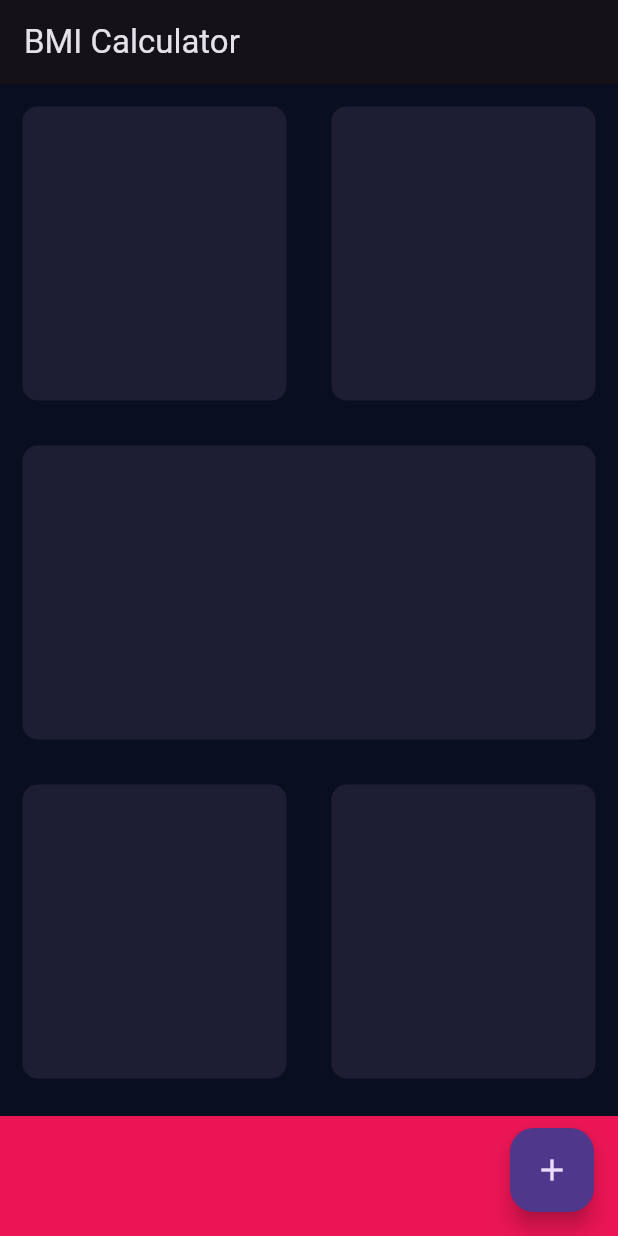
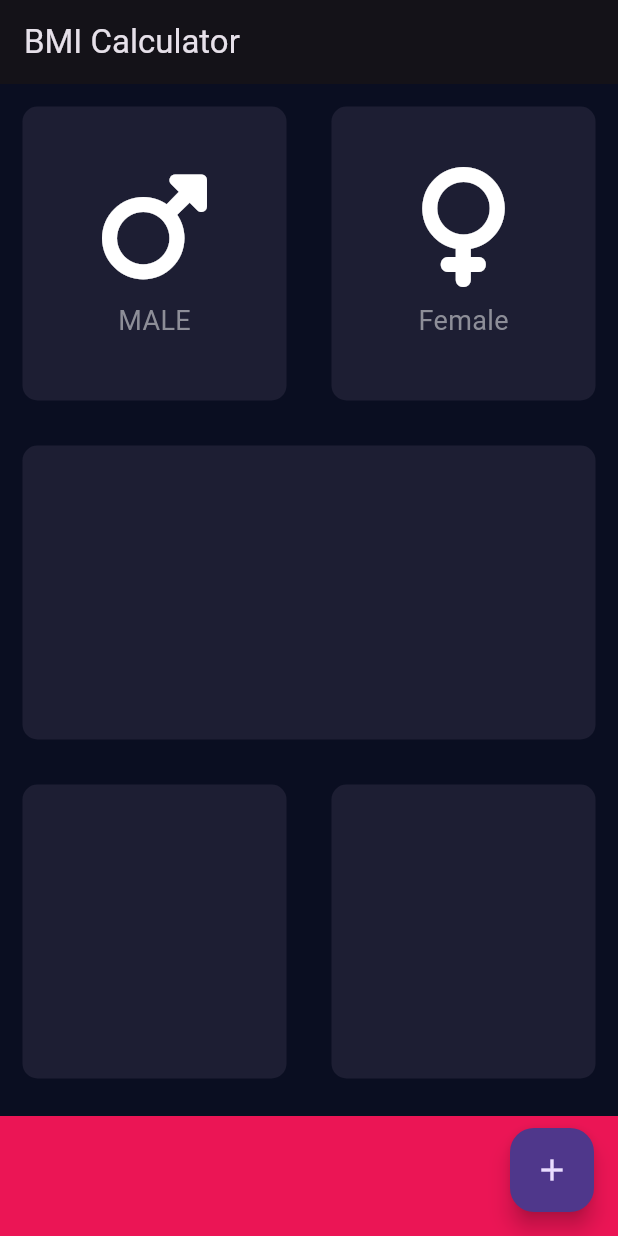
Before and after one commit to Rosy-90/BMICalculaor, a Flutter app: the screen it shows after launch, on a phone screen of 412 x 824 dp. Run offline on Flutter 3.47's test engine with Material 3 defaults, Android fonts, the phone set to English and light mode, and no system bars; our stand-ins replace font_awesome_flutter.

Commit message:
added icon content and reusable card file

```diff
--- /dev/null
+++ b/lib/icon_content.dart
@@ -0,0 +1,32 @@
+import 'package:flutter/material.dart';
+
+const labelTextStyle = TextStyle(
+  fontSize: 18.0,
+  color: Color(0xFF8D8E98));
+
+class IconContent extends StatelessWidget {
+  IconContent({super.key, required this.label, required this.cardIcon});
+
+  String label;
+  IconData cardIcon;
+
+  @override
+  Widget build(BuildContext context) {
+    return Column(
+      mainAxisAlignment: MainAxisAlignment.center,
+      children: [
+        Icon(
+          cardIcon,
+          size: 80,
+        ),
+        const SizedBox(
+          height: 10,
+        ),
+        Text(
+          label,
+          style: labelTextStyle,
+        ),
+      ],
+    );
+  }
+}
--- a/lib/input_page.dart
+++ b/lib/input_page.dart
@@ -1,8 +1,12 @@
+import 'package:bmi_calculator/reusable_card.dart';
 import 'package:flutter/material.dart';
+import 'package:font_awesome_flutter/font_awesome_flutter.dart';
+import 'icon_content.dart';
 
 const bottomHeightConstraint = 80.00;
 const activeCardColour = Color(0xFF1D1E33);
-const bottomContainerColour =Color(0xFFEB1555);
+const bottomContainerColour = Color(0xFFEB1555);
+
 class InputPage extends StatefulWidget {
   @override
   _InputPageState createState() => _InputPageState();
@@ -27,14 +31,24 @@ class _InputPageState extends State<InputPage> {
       //body: Container(
       body: Column(
         children: [
-           const Expanded(
+          Expanded(
             child: Row(
               children: [
                 Expanded(
-                child: ReusableCard(colour: activeCardColour),
+                  child: ReusableCard(
+                    colour: activeCardColour,
+                    cardChild: IconContent(
+                      label: "MALE",
+                      cardIcon: FontAwesomeIcons.mars,
+                    ),
+                  ),
                 ),
                 Expanded(
-                child: ReusableCard(colour: activeCardColour),
+                  child: ReusableCard(
+                    colour: activeCardColour,
+                    cardChild: IconContent(
+                        label: "Female", cardIcon: FontAwesomeIcons.venus),
+                  ),
                 ),
               ],
             ),
@@ -78,21 +92,3 @@ class _InputPageState extends State<InputPage> {
     );
   }
 }
-
-class ReusableCard extends StatelessWidget {
-  const ReusableCard({super.key, required this.colour});
-  final Color colour;
-
-  @override
-  Widget build(BuildContext context) {
-    return Container(
-      width: 170,
-      height: 200,
-      margin: const EdgeInsets.all(15),
-      decoration: BoxDecoration(
-        color: colour,
-        borderRadius: BorderRadius.circular(10),
-      ),
-    );
-  }
-}
--- a/lib/main.dart
+++ b/lib/main.dart
@@ -1,5 +1,6 @@
 import 'package:flutter/material.dart';
 import 'package:bmi_calculator/input_page.dart';
+import 'package:font_awesome_flutter/font_awesome_flutter.dart';
 
 void main() {
   runApp(const BMICalculator());
--- /dev/null
+++ b/lib/reusable_card.dart
@@ -0,0 +1,21 @@
+import 'package:flutter/material.dart';
+
+class ReusableCard extends StatelessWidget {
+  const ReusableCard({super.key, required this.colour, this.cardChild});
+  final Color colour;
+  final Widget? cardChild;
+
+  @override
+  Widget build(BuildContext context) {
+    return Container(
+      width: 170,
+      height: 200,
+      margin: const EdgeInsets.all(15),
+      decoration: BoxDecoration(
+        color: colour,
+        borderRadius: BorderRadius.circular(10),
+      ),
+      child: cardChild,
+    );
+  }
+}
--- a/pubspec.yaml
+++ b/pubspec.yaml
@@ -35,10 +35,12 @@ dependencies:
   # The following adds the Cupertino Icons font to your application.
   # Use with the CupertinoIcons class for iOS style icons.
   cupertino_icons: ^1.0.2
+  font_awesome_flutter: 10.7.0
 
 dev_dependencies:
   flutter_test:
     sdk: flutter
+
 
   # The "flutter_lints" package below contains a set of recommended lints to
   # encourage good coding practices. The lint set provided by the package is
```
Also changed, not shown: pubspec.lock. Lines whose indentation alone changed are shown as unchanged.
